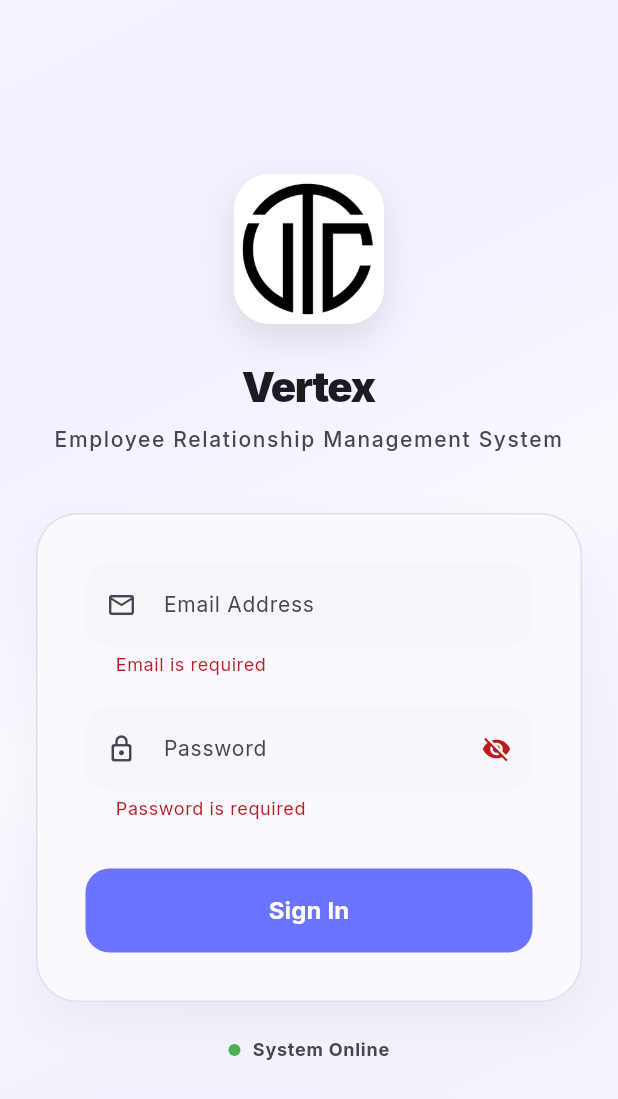
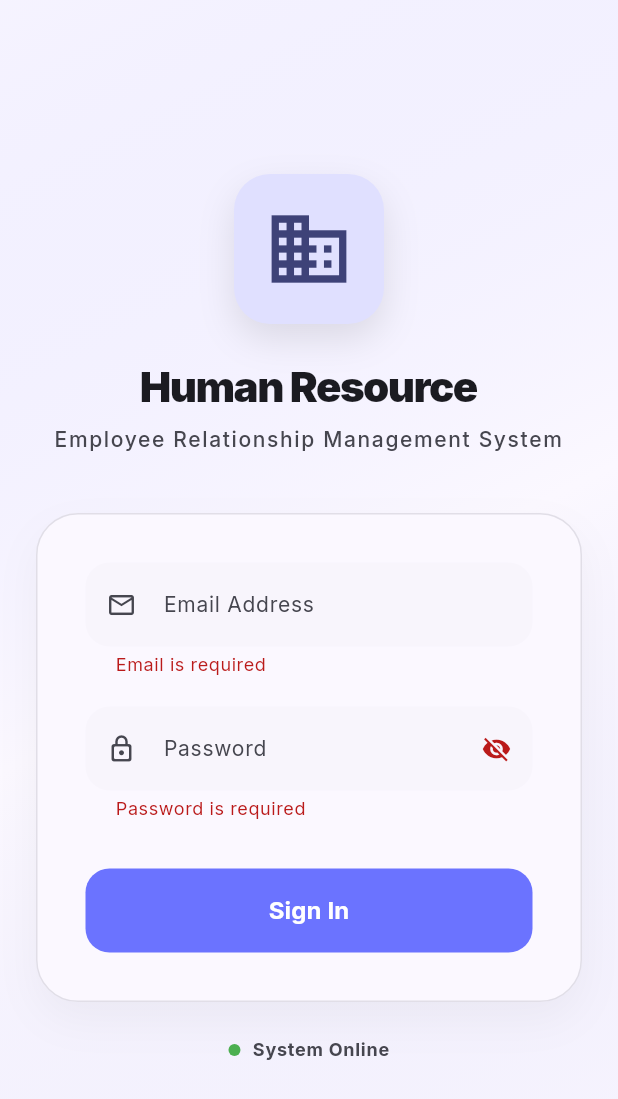
Before and after one commit to jhonemilmnilo/vos_er, a Flutter app: the screen it shows after launch, after a tap on "Sign In", on a phone screen of 412 x 824 dp. Shown: the top 1099 px of the screen. Run offline on Flutter 3.47's test engine with Material 3 defaults, Android fonts, the phone set to English and light mode, and no system bars; our stand-ins replace connectivity_plus, dio, fl_chart, flutter_riverpod, google_fonts, shared_preferences; network calls fail.

Commit message:
some changes

```diff
--- a/lib/app.dart
+++ b/lib/app.dart
@@ -15,7 +15,7 @@ import "ui/shell/shell.dart";
 
 final apiClientProvider = Provider<ApiClient>((ref) {
   // ApiClient with static token for Directus access
-  return ApiClient(baseUrl: "http://192.168.0.143:8090", token: "");
+  return ApiClient(baseUrl: "http://192.168.0.143:8091", token: "rTilKSsclzuQW8WfQWK1ba8wrD_LetNn");
 });
 
 final authStorageProvider = Provider<AuthStorage>((ref) {
--- a/lib/app_providers.dart
+++ b/lib/app_providers.dart
@@ -6,7 +6,7 @@ import "core/network/api_client.dart";
 import "data/repositories/auth_repository.dart";
 
 /// Change this if needed (or make it configurable later)
-const String kBaseUrl = "http://192.168.0.143:8090";
+const String kBaseUrl = "http://192.168.0.143:8091";
 
 final authStorageProvider = Provider<AuthStorage>((ref) {
   return AuthStorage();
--- a/lib/core/auth/user_permissions.dart
+++ b/lib/core/auth/user_permissions.dart
@@ -46,7 +46,7 @@ class UserData {
   AttendancePermission getAttendancePermission() {
     if (departmentId == null) return AttendancePermission.none;
 
-    final isDept6 = departmentId == 6;
+    final isDept6 = departmentId == 2;
 
     if (isAdmin) {
       // Special case: Department 6 admins get full approval access
--- a/lib/core/network/api_client.dart
+++ b/lib/core/network/api_client.dart
@@ -6,7 +6,7 @@ class ApiClient {
 
   ApiClient._(this._dio, this.baseUrl);
 
-  factory ApiClient({String baseUrl = "http://192.168.0.143:8090", String? token}) {
+  factory ApiClient({String baseUrl = "http://192.168.0.143:8091", String? token}) {
     final dio = Dio(
       BaseOptions(
         baseUrl: baseUrl,
--- a/lib/modules/approvals/approval_view.dart
+++ b/lib/modules/approvals/approval_view.dart
@@ -152,7 +152,7 @@ class _ApprovalViewState extends ConsumerState<ApprovalView> {
       if (user == null) return null;
 
       // Special rule for department 6
-      if (user.departmentId == 6) {
+      if (user.departmentId == 2 ) {
         if (user.isAdmin == true) {
           // Admin in department 6 can see all departments
           return null;
--- a/lib/ui/auth/login_page.dart
+++ b/lib/ui/auth/login_page.dart
@@ -1,4 +1,3 @@
-// lib/modules/auth/login_page.dart
 import "dart:async";
 
 import "package:connectivity_plus/connectivity_plus.dart";
@@ -147,7 +146,7 @@ class _LoginPageState extends ConsumerState<LoginPage> {
           height: 100,
           width: 100,
           decoration: BoxDecoration(
-            color: Colors.white,
+            color: cs.primaryContainer,
             borderRadius: BorderRadius.circular(24),
             boxShadow: [
               BoxShadow(
@@ -157,14 +156,11 @@ class _LoginPageState extends ConsumerState<LoginPage> {
               ),
             ],
           ),
-          child: ClipRRect(
-            borderRadius: BorderRadius.circular(24),
-            child: Image.asset("assets/images/logo.jpg", fit: BoxFit.cover),
-          ),
+          child: Icon(Icons.business, size: 60, color: cs.onPrimaryContainer),
         ),
         const SizedBox(height: 24),
         Text(
-          "Vertex",
+          "Human Resource",
           style: theme.textTheme.headlineMedium?.copyWith(
             fontWeight: FontWeight.w900,
             letterSpacing: -1,
```
Also changed, not shown: lib/data/repositories/attendance_repository.dart (+27 -20 lines), lib/modules/approvals/attendance/attendance_model.dart (+4 -10 lines), 1 other file.
